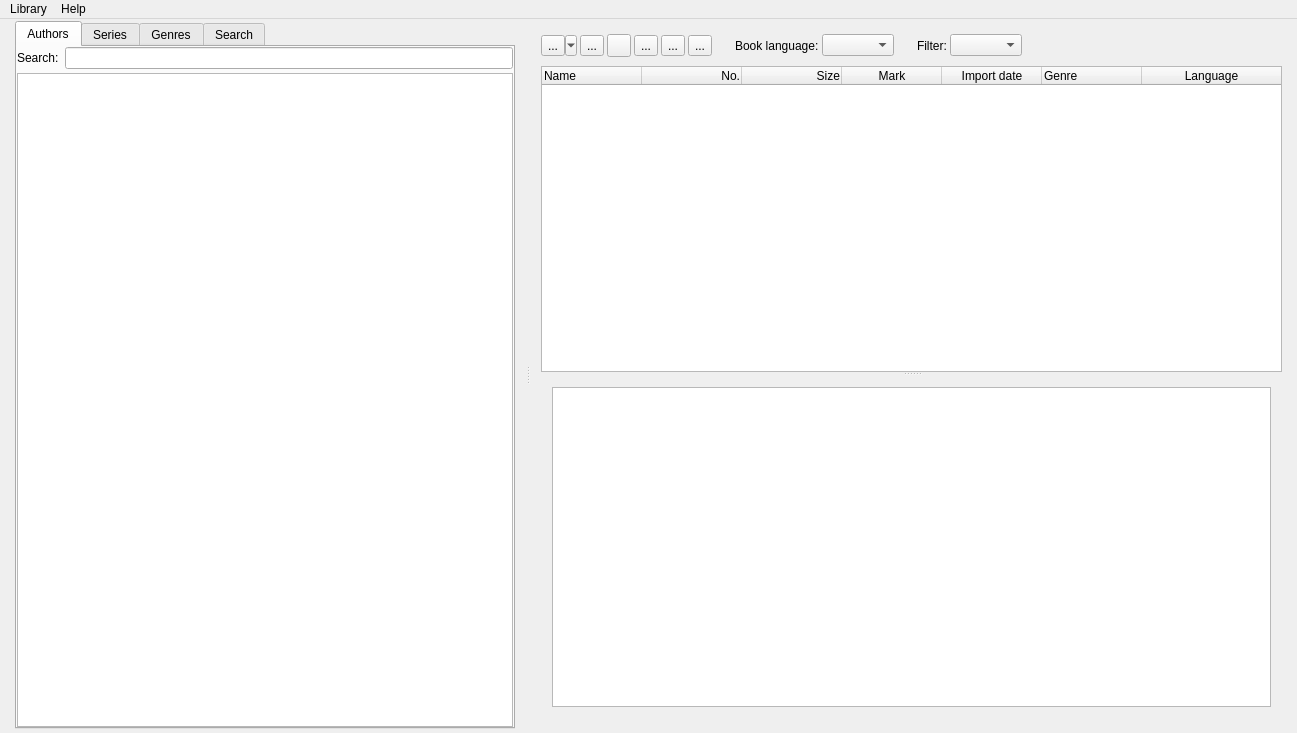
Qt form freeLib/src/mainwindow.ui (petrovvlad/freeLib) before a commit.
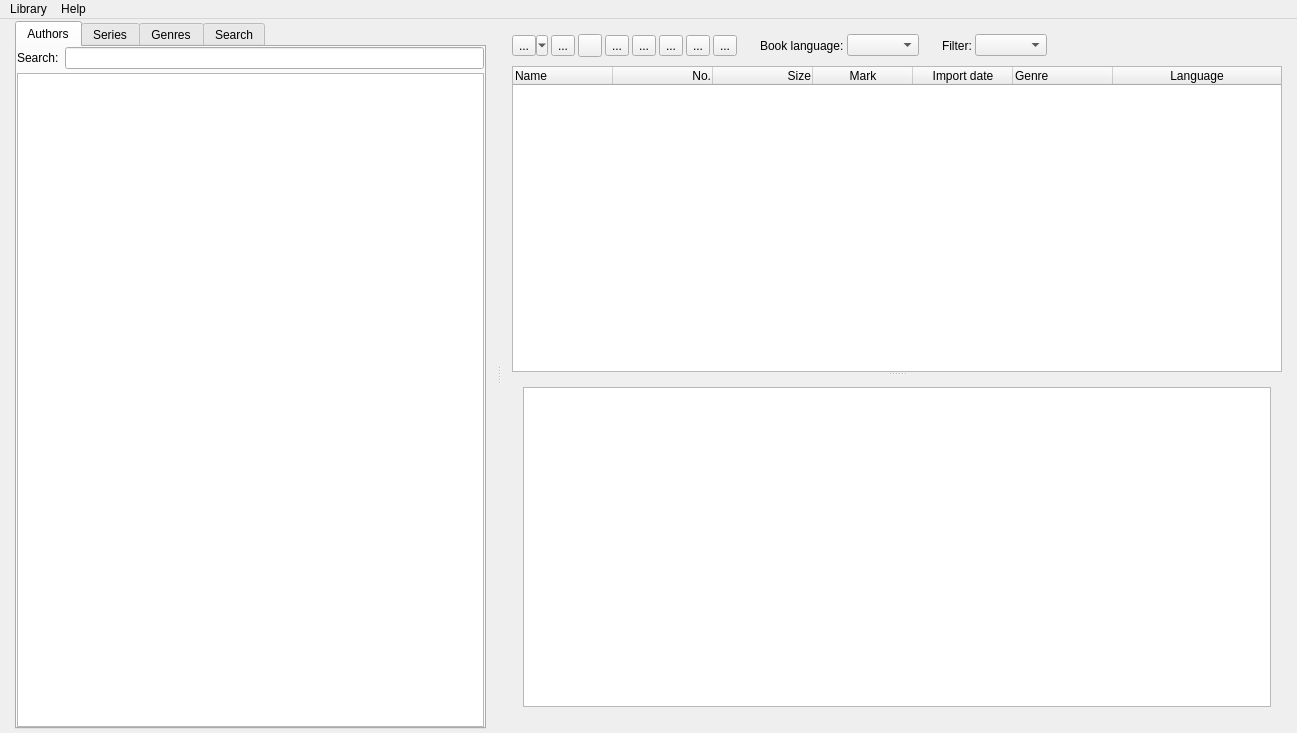
The same form after that commit. Icons and pictures are not drawn.

The edit to the form file:
```diff
--- a/freeLib/src/mainwindow.ui
+++ b/freeLib/src/mainwindow.ui
@@ -485,7 +485,7 @@
           <property name="frameShadow">
            <enum>QFrame::Raised</enum>
           </property>
-          <layout class="QHBoxLayout" name="horizontalLayout_2" stretch="0,0,0,0,0,0,0,0,0,0,0,0,0,0">
+          <layout class="QHBoxLayout" name="horizontalLayout_2" stretch="0,0,0,0,0,0,0,0,0,0,0,0,0,0,0,0">
            <property name="spacing">
             <number>3</number>
            </property>
@@ -580,6 +580,40 @@
              </property>
             </widget>
            </item>
+           <item>
+            <widget class="QToolButton" name="btnTreeView">
+             <property name="text">
+              <string>...</string>
+             </property>
+             <property name="icon">
+              <iconset theme="view-list-tree">
+               <normaloff>.</normaloff>.</iconset>
+             </property>
+             <property name="checkable">
+              <bool>true</bool>
+             </property>
+             <property name="checked">
+              <bool>false</bool>
+             </property>
+             <property name="toolButtonStyle">
+              <enum>Qt::ToolButtonIconOnly</enum>
+             </property>
+            </widget>
+           </item>
+           <item>
+            <widget class="QToolButton" name="btnListView">
+             <property name="text">
+              <string>...</string>
+             </property>
+             <property name="icon">
+              <iconset theme="view-list-details">
+               <normaloff>.</normaloff>.</iconset>
+             </property>
+             <property name="checkable">
+              <bool>true</bool>
+             </property>
+            </widget>
+           </item>
            <item>
             <spacer name="horizontalSpacer_8">
              <property name="orientation">
```
Left out of the diff: 2 changed lines with no effect on the pictures.
